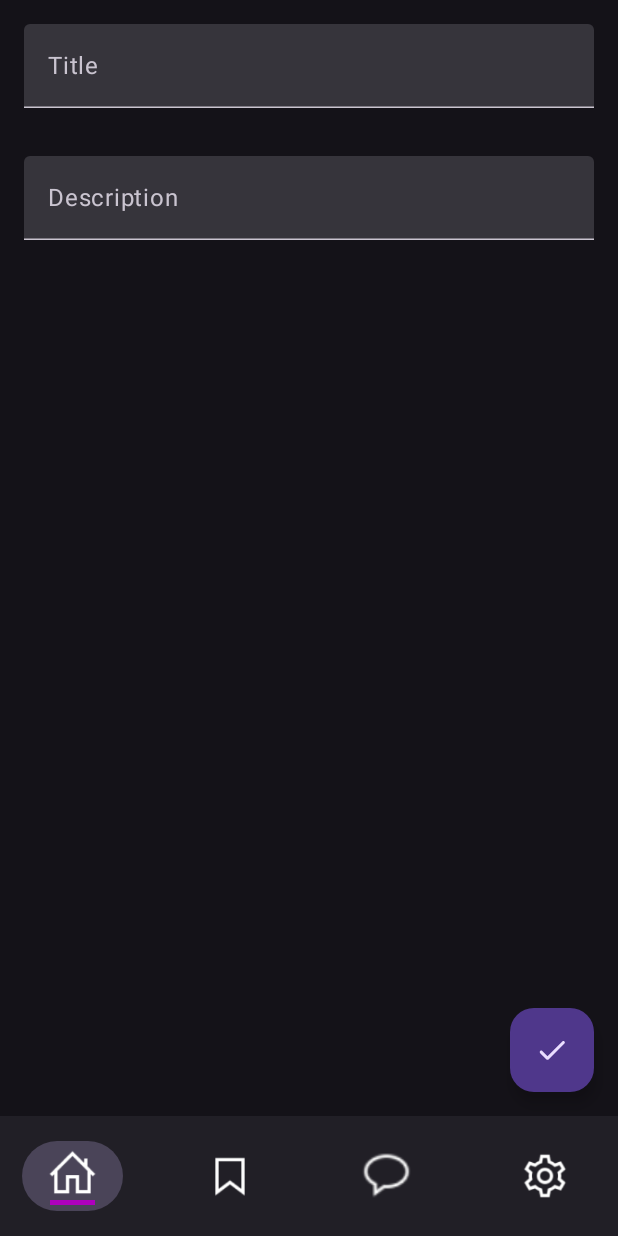
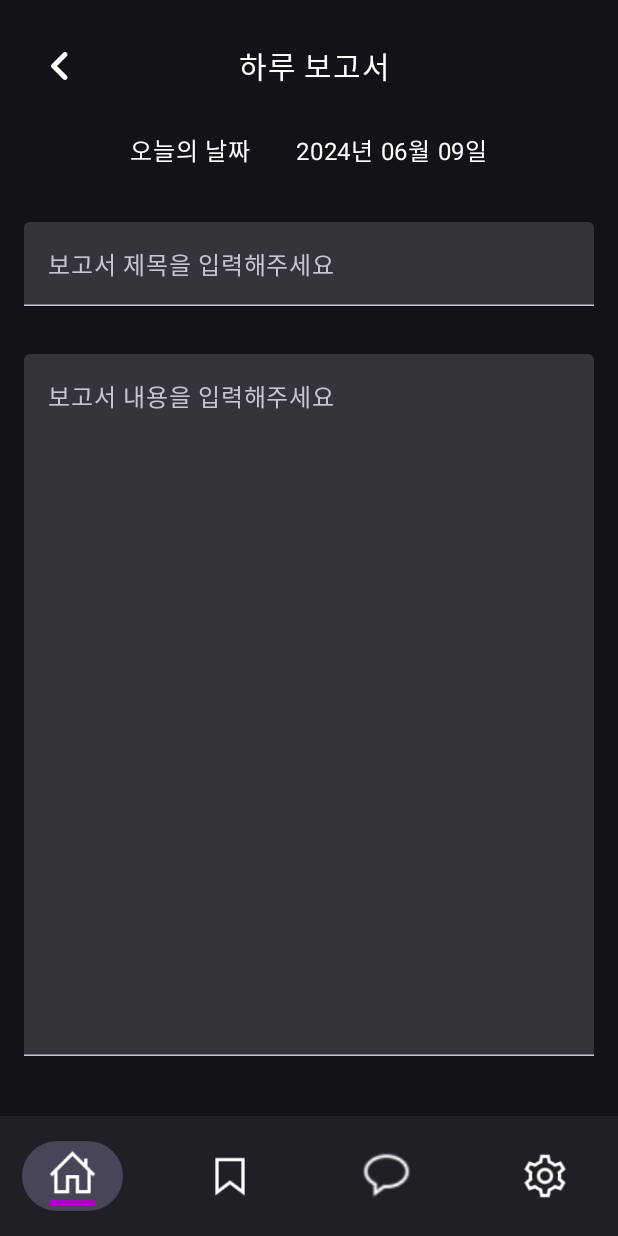
Before and after one commit to SRH-MiMo/android-renewal, an Android app built with Jetpack Compose: the AddDiaryScreen screen opened through its navigation route, on a phone screen of 412 x 824 dp. Run offline under Robolectric (Android 15) with nearby library versions, the phone set to English and light mode, and no system bars; our stand-ins replace Room's generated code; libraries missing offline, so code that uses them is left out: io.github.jan.supabase.

Commit message:
추가 페이지 완성

```diff
--- a/app/src/main/java/com/example/mimo/screen/diary/AddDiaryScreen.kt
+++ b/app/src/main/java/com/example/mimo/screen/diary/AddDiaryScreen.kt
@@ -2,35 +2,58 @@ package com.example.mimo.screen.diary
 
 import android.os.Build
 import android.util.Log
+import android.widget.Toast
 import androidx.annotation.RequiresApi
+import androidx.compose.foundation.background
+import androidx.compose.foundation.layout.Box
 import androidx.compose.foundation.layout.Column
+import androidx.compose.foundation.layout.Row
+import androidx.compose.foundation.layout.Spacer
 import androidx.compose.foundation.layout.fillMaxSize
 import androidx.compose.foundation.layout.fillMaxWidth
+import androidx.compose.foundation.layout.height
 import androidx.compose.foundation.layout.padding
+import androidx.compose.foundation.layout.size
+import androidx.compose.foundation.layout.width
+import androidx.compose.foundation.shape.RoundedCornerShape
 import androidx.compose.material.icons.Icons
 import androidx.compose.material.icons.rounded.Check
+import androidx.compose.material.icons.rounded.KeyboardArrowLeft
+import androidx.compose.material3.Button
+import androidx.compose.material3.ButtonDefaults
 import androidx.compose.material3.ExperimentalMaterial3Api
 import androidx.compose.material3.FloatingActionButton
 import androidx.compose.material3.Icon
+import androidx.compose.material3.IconButton
 import androidx.compose.material3.Scaffold
+import androidx.compose.material3.Surface
 import androidx.compose.material3.Text
 import androidx.compose.material3.TextField
 import androidx.compose.runtime.Composable
+import androidx.compose.ui.Alignment
 import androidx.compose.ui.Modifier
+import androidx.compose.ui.graphics.Brush
+import androidx.compose.ui.graphics.Color
 import androidx.compose.ui.text.TextStyle
 import androidx.compose.ui.text.font.FontWeight
+import androidx.compose.ui.tooling.preview.Preview
 import androidx.compose.ui.unit.dp
 import androidx.compose.ui.unit.sp
 import androidx.navigation.NavController
+import androidx.navigation.compose.rememberNavController
+import com.example.mimo.data.Diary.Diary
 import com.example.mimo.screen.diary.model.DiaryEvent
 import com.example.mimo.screen.diary.model.DiaryState
+import com.example.mimo.supabase
+import com.example.mimo.ui.theme.PurpleEnd
+import com.example.mimo.ui.theme.PurpleStart
 import java.time.LocalDate
+import java.time.format.DateTimeFormatter
 
 @RequiresApi(Build.VERSION_CODES.O)
 val localDate: LocalDate = LocalDate.now()
 
 @RequiresApi(Build.VERSION_CODES.O)
-@OptIn(ExperimentalMaterial3Api::class)
 @Composable
 fun AddDiaryScreen(
     state: DiaryState,
@@ -38,33 +61,69 @@ fun AddDiaryScreen(
     onEvent: (DiaryEvent) -> Unit
 ) {
 
-    Scaffold(
-        floatingActionButton = {
-            FloatingActionButton(onClick = {
+    Surface{
+        Column(
+            modifier = Modifier
+                .fillMaxSize(),
+            horizontalAlignment = Alignment.CenterHorizontally
+        ) {
+            Spacer(modifier = Modifier.height(20.dp))
 
-                onEvent(
-                    DiaryEvent.SaveNote(
-                        title = state.title.value,
-                        description = state.description.value,
-                        dateAdded = localDate.toString()
-                    ))
-                navController.popBackStack()
-            }) {
+            Row(
+                verticalAlignment = Alignment.CenterVertically,
+                modifier = Modifier
+                    .fillMaxWidth()
+                    .padding(horizontal = 16.dp)
+            ) {
+                IconButton(
+                    onClick = {
+                        navController.popBackStack()
+                    },
+                    modifier = Modifier.align(Alignment.CenterVertically)
+                ) {
+                    Icon(
+                        imageVector = Icons.Rounded.KeyboardArrowLeft,
+                        contentDescription = "Back Button",
+                        tint = Color.White,
+                        modifier = Modifier.size(40.dp)
+                    )
+                }
+                Spacer(modifier = Modifier.weight(1f))
+                Text(
+                    text = "하루 보고서",
+                    color = Color.White,
+                    fontSize = 20.sp,
+                    modifier = Modifier.align(Alignment.CenterVertically)
+                )
+                Spacer(modifier = Modifier.weight(1f))
+                Spacer(modifier = Modifier.width(40.dp)) // Ensure space for IconButton
+            }
 
-                Icon(
-                    imageVector = Icons.Rounded.Check,
-                    contentDescription = "Save Note"
+
+
+
+            Spacer(modifier = Modifier.height(20.dp))
+
+            Row (
+                verticalAlignment = Alignment.CenterVertically
+            ){
+                Text(
+                    text = "오늘의 날짜",
+                    color = Color.White,
+                    fontSize = 16.sp
                 )
 
+                Spacer(modifier = Modifier.width(30.dp))
+                Text(
+                    text = com.example.mimo.screen.diary.model.localDate.format(
+                        DateTimeFormatter.ofPattern("yyyy년 MM월 dd일")
+                    ),
+                    color = Color.White,
+                    fontSize = 16.sp
+                )
             }
-        }
-    ) { paddingValues ->
 
-        Column(
-            modifier = Modifier
-                .padding(paddingValues)
-                .fillMaxSize()
-        ) {
+            Spacer(modifier = Modifier.height(20.dp))
 
             TextField(
                 modifier = Modifier
@@ -79,7 +138,7 @@ fun AddDiaryScreen(
                     fontSize = 17.sp
                 ),
                 placeholder = {
-                    Text(text = "Title")
+                    Text(text = "보고서 제목을 입력해주세요")
                 }
 
             )
@@ -87,19 +146,78 @@ fun AddDiaryScreen(
             TextField(
                 modifier = Modifier
                     .fillMaxWidth()
+                    .height(500.dp)
                     .padding(16.dp),
                 value = state.description.value,
                 onValueChange = {
                     state.description.value = it
                 },
                 placeholder = {
-                    Text(text = "Description")
+                    Text(text = "보고서 내용을 입력해주세요")
                 }
-
             )
 
+            Box(
+                modifier = Modifier
+                    .width(400.dp)
+                    .height(90.dp)
+                    .padding(16.dp)
+                    .background(
+                        Brush.verticalGradient(
+                            colors = listOf(PurpleStart, PurpleEnd)
+                        ),
+                        shape = RoundedCornerShape(10.dp)
+                    ),
+                contentAlignment = Alignment.Center
+            ) {
+                Button(
+                    onClick = {
+                        onEvent(
+                            DiaryEvent.SaveNote(
+                                title = state.title.value,
+                                description = state.description.value,
+                                dateAdded = localDate.toString()
+                            ))
+                        navController.popBackStack()
+                    },
+                    shape = RoundedCornerShape(10.dp),
+                    colors = ButtonDefaults.buttonColors(containerColor = Color.Transparent),
+                    modifier = Modifier.fillMaxSize()
+                ) {
+                    Text(
+                        text = "저장하기",
+                        style = TextStyle(
+                            fontSize = 20.sp,
+                            color = Color.White, // Assuming white text color
+                            fontWeight = FontWeight.Bold
+                        )
+                    )
+                }
+            }
         }
-
     }
 
 }
+
+
+@RequiresApi(Build.VERSION_CODES.O)
+@Preview(showBackground = true)
+@Composable
+fun AddScreenPreview() {
+    val sampleDiaries = listOf(
+        Diary(
+            title = "Sample Diary 1",
+            description = "Description 1",
+            dateAdded = "2024년 5월 39일"
+        )
+    )
+
+    val sampleState = DiaryState(notes = sampleDiaries)
+
+    AddDiaryScreen(
+        state = sampleState,
+        navController = rememberNavController(),
+        onEvent = {}
+    )
+
+}
```
